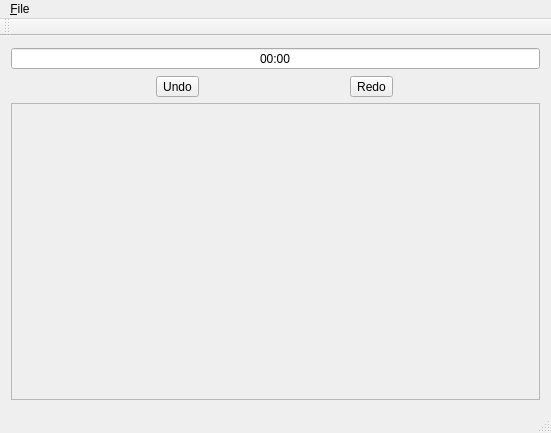
Before: the Qt Designer form MainWindow.ui in Ezryuk/Takuzu, drawn with Qt 5.
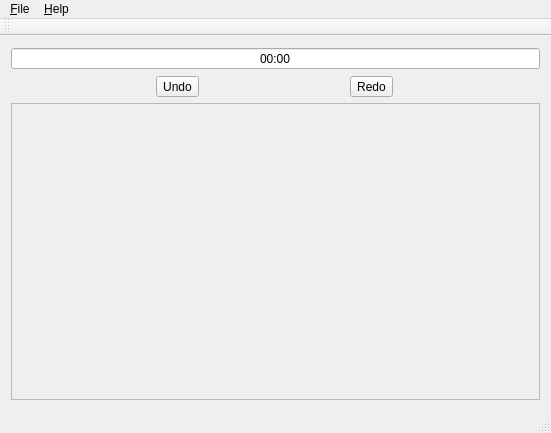
After: the same form once the commit is applied. Custom widgets are drawn as their Qt base class.

What changed in the file:
```diff
--- a/MainWindow.ui
+++ b/MainWindow.ui
@@ -84,8 +84,17 @@
      <string>&amp;File</string>
     </property>
     <addaction name="newGame"/>
+    <addaction name="actionQuit"/>
+   </widget>
+   <widget class="QMenu" name="menu_Help">
+    <property name="title">
+     <string>&amp;Help</string>
+    </property>
+    <addaction name="actionRules"/>
+    <addaction name="actionAbout"/>
    </widget>
    <addaction name="menu_File"/>
+   <addaction name="menu_Help"/>
   </widget>
   <widget class="QToolBar" name="mainToolBar">
    <attribute name="toolBarArea">
```
Left out of the diff: 17 changed lines with no effect on the pictures.
